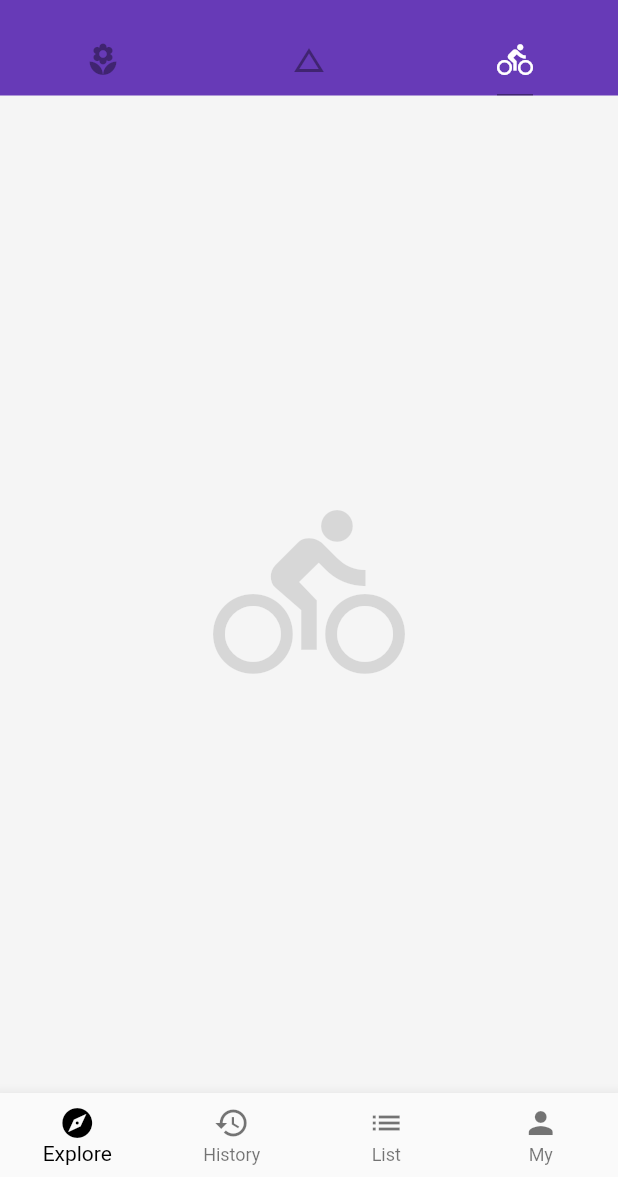
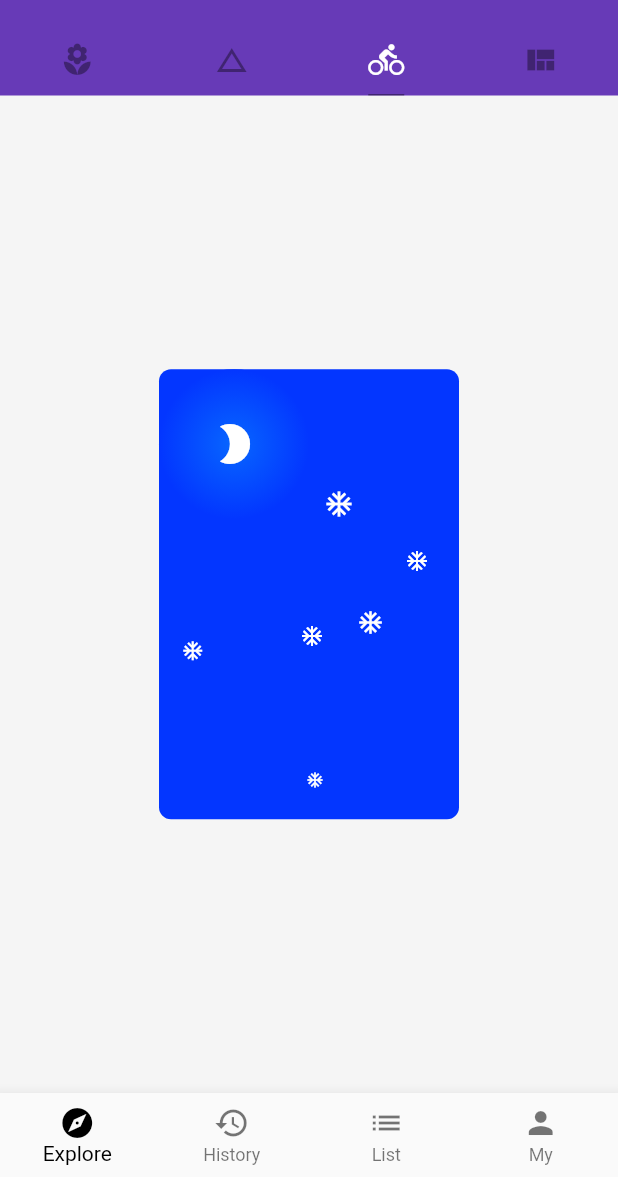
Before and after one commit to MDC01/flutter_demo, a Flutter app: the screen it shows after launch, tab 3 chosen, on a phone screen of 412 x 824 dp, the part 59-1236 px from its top. Run offline on Flutter 3.47's test engine with Material 2 defaults, Android fonts, the phone set to English and light mode, and no system bars; network calls fail.

Commit message:
view ,sliver before

```diff
--- a/lib/demo/bottom_navigation_bar_demo.dart
+++ b/lib/demo/bottom_navigation_bar_demo.dart
@@ -3,7 +3,6 @@ import 'package:flutter/material.dart';
 class BottomNavigationBarDemo extends StatefulWidget {
   @override
   State<StatefulWidget> createState() {
-    // TODO: implement createState
     return _BottomNavigationBarDemoState();
   }
 }
@@ -16,7 +15,6 @@ class _BottomNavigationBarDemoState extends State<BottomNavigationBarDemo>{
   }
   @override
   Widget build(BuildContext context) {
-    // TODO: implement build
     return BottomNavigationBar(
           currentIndex: _currentIndex,
           onTap: _onTapHandler,
--- a/lib/demo/drawer_demo.dart
+++ b/lib/demo/drawer_demo.dart
@@ -3,7 +3,6 @@ import 'package:flutter/material.dart';
 class DrawerDemo extends StatelessWidget {
   @override
   Widget build(BuildContext context) {
-    // TODO: implement build
     return Drawer(
           child: ListView(
             padding: EdgeInsets.zero,
--- /dev/null
+++ b/lib/demo/layout_demo.dart
@@ -0,0 +1,105 @@
+import 'package:flutter/material.dart';
+
+class LayoutDemo extends StatelessWidget {
+  @override
+  Widget build(BuildContext context) {
+    return Container(
+      child: Column(
+        //row|column横竖
+        mainAxisAlignment: MainAxisAlignment.center, //主轴横竖
+        children: <Widget>[
+          Stack(
+            alignment: Alignment.topLeft,
+            children: <Widget>[
+              SizedBox(
+                width: 200,
+                height: 300,
+                child: Container(
+                  alignment: Alignment(0.0, -0.9),
+                  decoration: BoxDecoration(
+                    color: Color.fromRGBO(3, 54, 255, 1.0),
+                    borderRadius: BorderRadius.circular(8.0),
+                  ),
+                ),
+              ),
+              SizedBox(
+                height: 32.0,
+              ),
+              SizedBox(
+                width: 100,
+                height: 100,
+                child: Container(
+                  decoration: BoxDecoration(
+                      color: Color.fromRGBO(3, 54, 255, 1.0),
+                      shape: BoxShape.circle,
+                      gradient: RadialGradient(colors: [
+                        Color.fromRGBO(7, 102, 255, 1.0),
+                        Color.fromRGBO(3, 54, 255, 1.0),
+                      ])),
+                  child:
+                      Icon(Icons.brightness_2, color: Colors.white, size: 32.0),
+                ),
+              ),
+              Positioned(
+                right: 20,
+                top: 120,
+                child: Icon(Icons.ac_unit, color: Colors.white, size: 16.0),
+              ),
+              Positioned(
+                right: 70,
+                top: 80,
+                child: Icon(Icons.ac_unit, color: Colors.white, size: 20.0),
+              ),
+              Positioned(
+                right: 90,
+                top: 170,
+                child: Icon(Icons.ac_unit, color: Colors.white, size: 16.0),
+              ),
+              Positioned(
+                right: 50,
+                top: 160,
+                child: Icon(Icons.ac_unit, color: Colors.white, size: 18.0),
+              ),
+              Positioned(
+                right: 90,
+                bottom: 20,
+                child: Icon(Icons.ac_unit, color: Colors.white, size: 12.0),
+              ),
+              Positioned(
+                right: 170,
+                top: 180,
+                child: Icon(Icons.ac_unit, color: Colors.white, size: 15.0),
+              ),
+            ],
+          )
+        ],
+      ),
+    );
+  }
+}
+
+class StackDemo extends StatelessWidget {
+  @override
+  Widget build(BuildContext context) {
+    return null;
+  }
+}
+
+class IconBadge extends StatelessWidget {
+  final IconData icon;
+  final double size;
+
+  IconBadge(
+    this.icon, {
+    this.size = 32.0,
+  });
+
+  Widget build(BuildContext context) {
+    return Container(
+      child: Icon(icon, size: size, color: Colors.white),
+      width: size + 60,
+      height: size + 60,
+      color: Color.fromRGBO(3, 54, 255, 1.0),
+    );
+  }
+}
--- a/lib/main.dart
+++ b/lib/main.dart
@@ -2,6 +2,9 @@ import 'package:flutter/material.dart';
 import './demo/drawer_demo.dart';
 import './demo/bottom_navigation_bar_demo.dart';
 import './demo/listview_demo.dart';
+import './demo/basic_demo.dart';
+import './demo/layout_demo.dart';
+import './demo/view_demo.dart';
 
 void main() {
   runApp(App());
@@ -26,7 +29,7 @@ class Home extends StatelessWidget {
   @override
   Widget build(BuildContext context) {
     return DefaultTabController(
-      length: 3,
+      length: 4,
       child: Scaffold(
       backgroundColor: Colors.grey[100],
         appBar: AppBar(
@@ -48,15 +51,16 @@ class Home extends StatelessWidget {
               Tab(icon: Icon(Icons.local_florist)),
               Tab(icon: Icon(Icons.change_history)),
               Tab(icon: Icon(Icons.directions_bike)),
+              Tab(icon: Icon(Icons.view_quilt)),
             ],
           ),
         ),
         body: TabBarView(
           children: <Widget>[
             ListViewDemo(),
-            // Icon(Icons.local_florist, size: 128.0, color: Colors.black12),
-            Icon(Icons.change_history, size: 128.0, color: Colors.black12),
-            Icon(Icons.directions_bike, size: 128.0, color: Colors.black12),
+            BasicDemo(),
+            LayoutDemo(),
+            ViewDemo(),
           ],
         ),
         drawer: DrawerDemo(),
```
Also changed, not shown: lib/demo/basic_demo.dart (added, +74 -0 lines), lib/demo/view_demo.dart (added, +156 -0 lines), lib/model/post.dart (+12 -1 lines).
